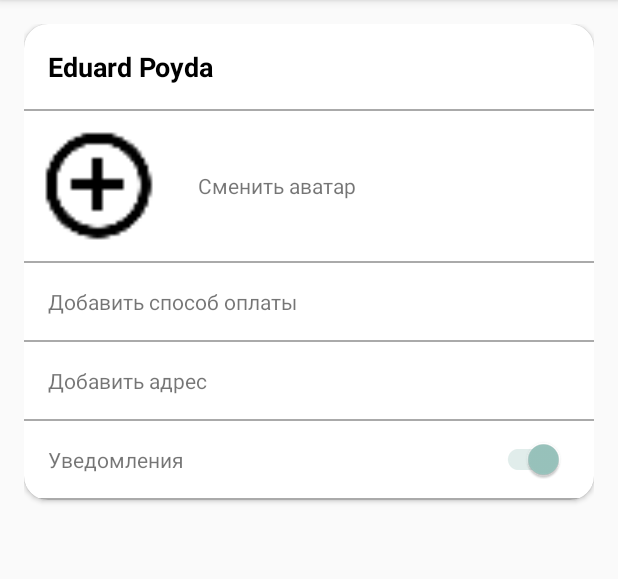
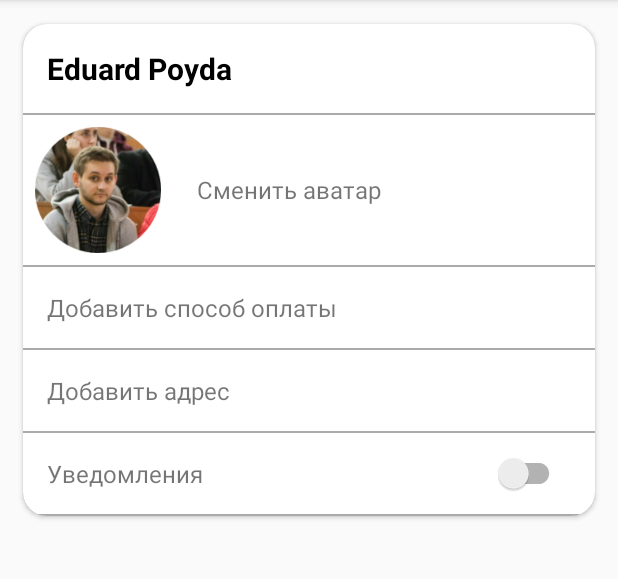
Before and after one commit to Zanexess/Corobox_Android, an Android app: the fragment SettingsFragmentView placed in its activity, on a phone screen of 412 x 824 dp, the part 84-663 px from its top. Run offline under Robolectric (Android 15) with nearby library versions, the light colour scheme and no system bars; our stand-ins replace Dagger/Hilt's generated code, Picasso; libraries missing offline, so code that uses them is left out: com.crashlytics.android, com.jakewharton.picasso, com.mikepenz.actionitembadge, io.fabric.sdk; pictures from the network do not load; 7 statements that could not run were skipped.

Commit message:
Настройки (верстка)

```diff
--- a/app/src/main/java/me/labs/corobox/corobox/common/FragmentType.java
+++ b/app/src/main/java/me/labs/corobox/corobox/common/FragmentType.java
@@ -6,5 +6,7 @@ public enum FragmentType {
     BOXES,
     HISTORY,
     SETTINGS,
-    TERMS
+    TERMS,
+    ADDRESS,
+    CARD
 }
--- a/app/src/main/java/me/labs/corobox/corobox/view/main_screen/settings_fragment/SettingsFragmentView.java
+++ b/app/src/main/java/me/labs/corobox/corobox/view/main_screen/settings_fragment/SettingsFragmentView.java
@@ -3,18 +3,26 @@ package me.labs.corobox.corobox.view.main_screen.settings_fragment;
 import android.app.Activity;
 import android.os.Bundle;
 import android.support.annotation.Nullable;
+import android.support.v7.widget.SwitchCompat;
 import android.view.LayoutInflater;
 import android.view.View;
 import android.view.ViewGroup;
 import android.webkit.WebView;
+import android.widget.CompoundButton;
+import android.widget.ImageView;
+import android.widget.TextView;
+import android.widget.Toast;
 
 import javax.inject.Inject;
 
 import me.labs.corobox.corobox.R;
 import me.labs.corobox.corobox.common.BaseFragment;
+import me.labs.corobox.corobox.common.FragmentType;
 import me.labs.corobox.corobox.di.components.activities.IMainActivityComponent;
+import me.labs.corobox.corobox.presenter.main_screen.IMainActivityPresenter;
 import me.labs.corobox.corobox.presenter.main_screen.settings.ISettingsFragmentPresenter;
 import me.labs.corobox.corobox.presenter.main_screen.terms_of_use.ITermsFragmentPresenter;
+import me.labs.corobox.corobox.view.main_screen.IMainActivityView;
 import me.labs.corobox.corobox.view.main_screen.terms_of_use_fragment.ITermsFragmentView;
 
 public class SettingsFragmentView extends BaseFragment implements ISettingsFragmentView {
@@ -22,8 +30,15 @@ public class SettingsFragmentView extends BaseFragment implements ISettingsFragm
     @Inject
     ISettingsFragmentPresenter presenter;
 
+    @Inject
+    IMainActivityPresenter presenterActivity;
+
     private View view;
-    private WebView webView;
+    private TextView changeAvatar;
+    private TextView addCard;
+    private TextView addAddress;
+    private ImageView accountImage;
+    private SwitchCompat switcher;
 
     public void onCreate(Bundle savedInstanceState) {
         super.onCreate(savedInstanceState);
@@ -41,7 +56,49 @@ public class SettingsFragmentView extends BaseFragment implements ISettingsFragm
     }
 
     private void initComponents() {
-        webView = (WebView) view.findViewById(R.id.webView);
+        changeAvatar = (TextView) view.findViewById(R.id.change_avatar);
+        addAddress = (TextView) view.findViewById(R.id.add_address);
+        addCard = (TextView) view.findViewById(R.id.add_card);
+        switcher = (SwitchCompat) view.findViewById(R.id.switcher);
+        accountImage = (ImageView) view.findViewById(R.id.account_image);
+
+        changeAvatar.setOnClickListener(new View.OnClickListener() {
+            @Override
+            public void onClick(View v) {
+                Toast.makeText(getContext(), "Открываем галерею, меняем аватар", Toast.LENGTH_SHORT).show();
+            }
+        });
+
+        accountImage.setOnClickListener(new View.OnClickListener() {
+            @Override
+            public void onClick(View v) {
+                Toast.makeText(getContext(), "Открываем галерею, меняем аватар", Toast.LENGTH_SHORT).show();
+            }
+        });
+
+        addCard.setOnClickListener(new View.OnClickListener() {
+            @Override
+            public void onClick(View v) {
+                presenterActivity.changeFragment(FragmentType.CARD);
+            }
+        });
+
+        addAddress.setOnClickListener(new View.OnClickListener() {
+            @Override
+            public void onClick(View v) {
+                presenterActivity.changeFragment(FragmentType.ADDRESS);
+            }
+        });
+
+        switcher.setOnCheckedChangeListener(new CompoundButton.OnCheckedChangeListener() {
+            @Override
+            public void onCheckedChanged(CompoundButton buttonView, boolean isChecked) {
+                if (isChecked)
+                    Toast.makeText(getContext(), "Вы подписаны на уведомления", Toast.LENGTH_SHORT).show();
+                else
+                    Toast.makeText(getContext(), "Уведомления отключены", Toast.LENGTH_SHORT).show();
+            }
+        });
     }
 
     @Override
--- a/app/src/main/res/layout/fragment_settings.xml
+++ b/app/src/main/res/layout/fragment_settings.xml
@@ -4,19 +4,19 @@
     android:layout_width="match_parent"
     android:layout_height="match_parent"
     android:orientation="vertical"
-    android:padding="16dp">
+    android:padding="8dp">
 
     <android.support.v7.widget.CardView
+        app:cardUseCompatPadding="true"
         android:layout_width="match_parent"
         android:layout_height="wrap_content"
         android:elevation="16dp"
-        android:padding="16dp"
         app:cardCornerRadius="16dp">
 
         <LinearLayout
-            android:orientation="vertical"
             android:layout_width="match_parent"
-            android:layout_height="wrap_content">
+            android:layout_height="wrap_content"
+            android:orientation="vertical">
 
 
             <TextView
@@ -25,7 +25,7 @@
                 android:padding="16dp"
                 android:text="Eduard Poyda"
                 android:textColor="#000000"
-                android:textSize="18sp"
+                android:textSize="20sp"
                 android:textStyle="bold" />
 
             <View
@@ -40,17 +40,20 @@
 
 
                 <ImageView
+                    android:id="@+id/account_image"
+                    android:layout_width="100dp"
+                    android:layout_height="100dp"
                     android:padding="8dp"
-                    android:src="@drawable/ic_add_circle_outline_black_24dp"
-                    android:layout_width="100dp"
-                    android:layout_height="100dp" />
+                    android:src="@drawable/account" />
 
                 <TextView
-                    android:layout_gravity="center"
+                    android:id="@+id/change_avatar"
+                    android:textSize="16sp"
                     android:layout_width="match_parent"
-                    android:layout_height="wrap_content"
+                    android:layout_height="match_parent"
+                    android:gravity="center_vertical"
                     android:padding="16dp"
-                    android:text="Сменить аватар"/>
+                    android:text="@string/change_avatar" />
 
             </LinearLayout>
 
@@ -60,10 +63,12 @@
                 android:background="@android:color/darker_gray" />
 
             <TextView
+                android:id="@+id/add_card"
+                android:textSize="16sp"
                 android:layout_width="match_parent"
                 android:layout_height="wrap_content"
                 android:padding="16dp"
-                android:text="Добавить способ оплаты"/>
+                android:text="@string/add_card" />
 
             <View
                 android:layout_width="match_parent"
@@ -71,10 +76,12 @@
                 android:background="@android:color/darker_gray" />
 
             <TextView
+                android:id="@+id/add_address"
+                android:textSize="16sp"
                 android:layout_width="match_parent"
                 android:layout_height="wrap_content"
                 android:padding="16dp"
-                android:text="Добавить адрес"/>
+                android:text="@string/add_address" />
 
             <View
                 android:layout_width="match_parent"
@@ -87,18 +94,20 @@
                 android:orientation="horizontal">
 
                 <TextView
+                    android:textSize="16sp"
                     android:id="@+id/textView2"
                     android:layout_width="wrap_content"
                     android:layout_height="wrap_content"
                     android:padding="16dp"
-                    android:text="Уведомления" />
+                    android:text="@string/notifications" />
 
                 <android.support.v7.widget.SwitchCompat
-                    android:checked="true"
-                    android:paddingRight="20dp"
+                    android:id="@+id/switcher"
+                    android:layout_width="match_parent"
+                    android:layout_height="wrap_content"
                     android:layout_gravity="center|right"
-                    android:layout_width="match_parent"
-                    android:layout_height="wrap_content" />
+                    android:checked="false"
+                    android:paddingRight="20dp" />
 
             </LinearLayout>
 
--- a/app/src/main/res/layout/fragment_terms.xml
+++ b/app/src/main/res/layout/fragment_terms.xml
@@ -1,6 +1,7 @@
 <?xml version="1.0" encoding="utf-8"?>
 <LinearLayout xmlns:android="http://schemas.android.com/apk/res/android"
     android:orientation="vertical" android:layout_width="match_parent"
+    android:padding="16dp"
     android:layout_height="match_parent">
 
     <WebView
--- a/app/src/main/res/values/strings.xml
+++ b/app/src/main/res/values/strings.xml
@@ -13,4 +13,8 @@
     <string name="what_do_you_want_to_store">Что вы хотите найти?</string>
     <string name="terms_title">Условия использования</string>
     <string name="settings_title">Настройки</string>
+    <string name="notifications">Уведомления</string>
+    <string name="add_address">Добавить адрес</string>
+    <string name="add_card">Добавить способ оплаты</string>
+    <string name="change_avatar">Сменить аватар</string>
 </resources>
```
